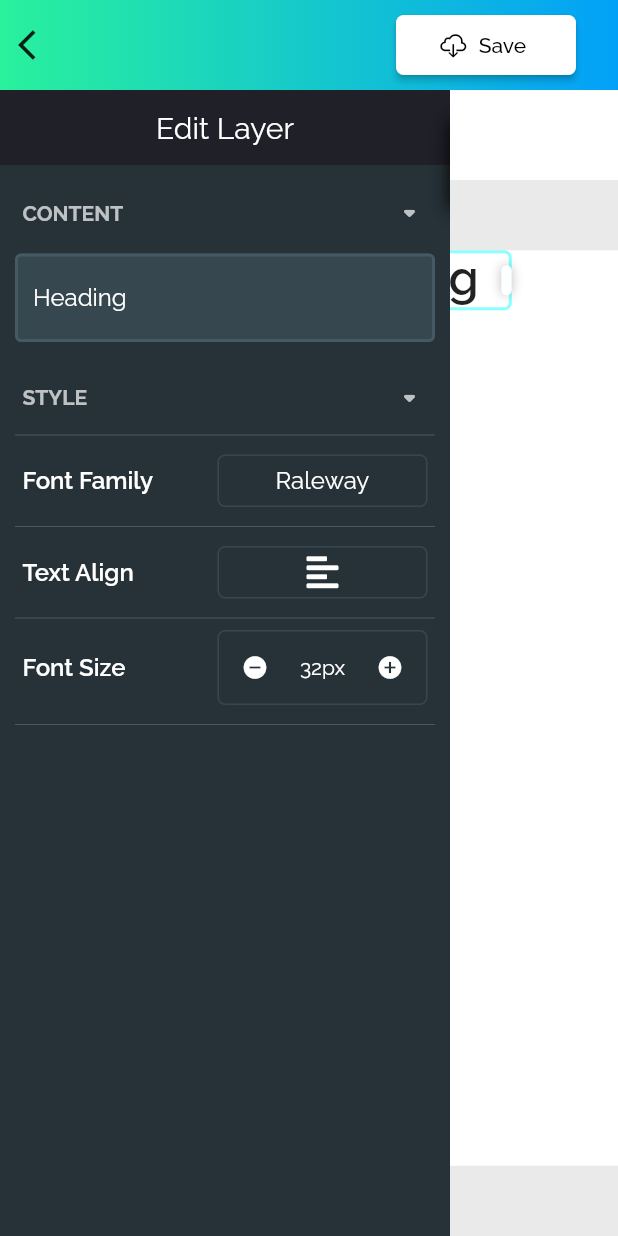
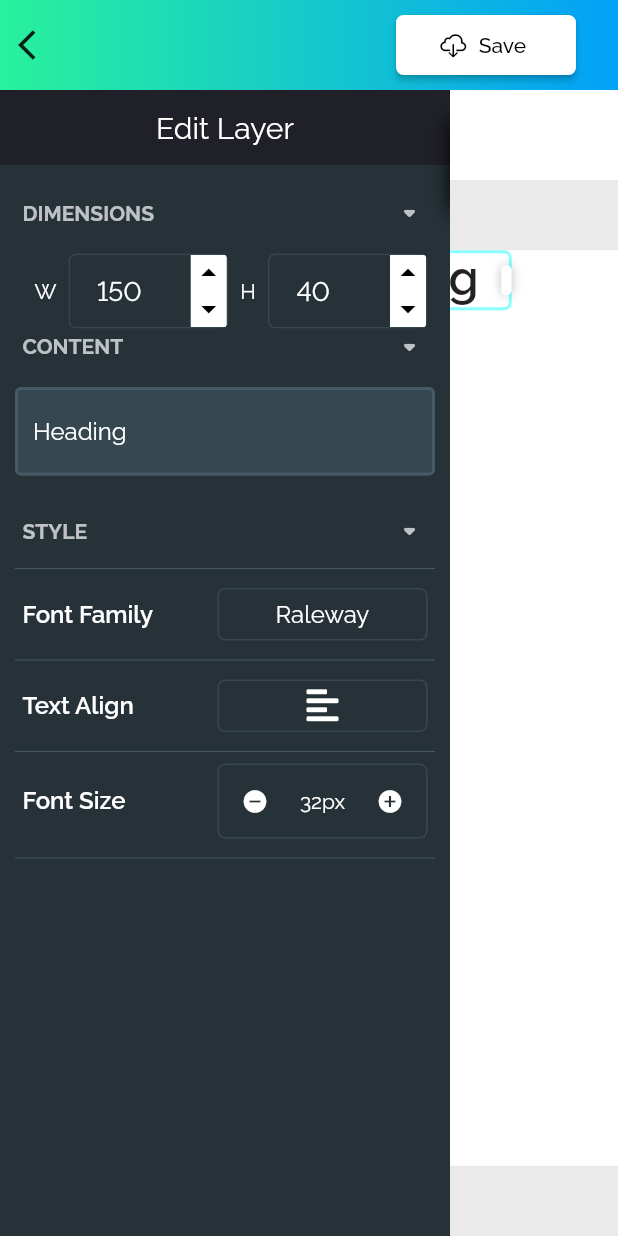
Before and after one commit to wilsonowilson/repaint, a Flutter app: the CreatePage screen opened directly, after a tap on "Heading", on a phone screen of 412 x 824 dp. Run offline on Flutter 3.47's test engine with Material 2 defaults, Android fonts, the phone set to English and light mode, and no system bars; our stand-ins replace bloc, dartz, equatable, file_picker, flutter_bloc, font_awesome_flutter and 2 more; missing offline and left inert: file_selector, layout.

Commit message:
Added size editor

```diff
--- a/lib/components/sidebar/editing_sidebar.dart
+++ b/lib/components/sidebar/editing_sidebar.dart
@@ -2,6 +2,7 @@ import 'package:flutter/material.dart';
 import 'package:repaint/application/cubit/canvas_cubit.dart';
 import 'package:flutter_bloc/flutter_bloc.dart';
 import 'package:repaint/components/sidebar/sidebar_heading.dart';
+import 'package:repaint/components/sidebar/size_editor.dart';
 import 'package:repaint/components/sidebar/text_align_editor.dart';
 import 'package:repaint/components/sidebar/text_content_editor.dart';
 import 'package:repaint/components/sidebar/text_font_editor.dart';
@@ -37,6 +38,12 @@ class TextLayerEditSidebar extends StatelessWidget {
     return Column(
       children: [
         SidebarHeading(
+          title: 'DIMENSIONS',
+          padding: 5,
+        ),
+        SizedBox(height: 15),
+        LayerSizeEditor(),
+        SidebarHeading(
           title: 'CONTENT',
           padding: 5,
         ),
--- /dev/null
+++ b/lib/components/sidebar/size_editor.dart
@@ -0,0 +1,73 @@
+import 'package:flutter/material.dart';
+import 'package:flutter_bloc/flutter_bloc.dart';
+
+import 'package:repaint/application/cubit/canvas_cubit.dart';
+import 'package:repaint/widgets/number_field.dart';
+
+class LayerSizeEditor extends StatelessWidget {
+  @override
+  Widget build(BuildContext context) {
+    final cubit = context.watch<CanvasCubit>();
+    final state = cubit.state;
+    final selectedLayer = state.selectedLayer.fold(() => null, (a) => a);
+    final textLayer = selectedLayer?.data;
+    void _increaseSize(Size e) {
+      final layer = selectedLayer!.data;
+      final editedLayer = layer.copyWith(size: e);
+
+      context.read<CanvasCubit>().editLayer(
+            selectedLayer.copyWith(data: editedLayer),
+          );
+    }
+
+    return Container(
+      padding: EdgeInsets.symmetric(horizontal: 5),
+      child: Row(
+        mainAxisAlignment: MainAxisAlignment.spaceAround,
+        crossAxisAlignment: CrossAxisAlignment.center,
+        children: [
+          Padding(
+            padding: const EdgeInsets.symmetric(horizontal: 8.0),
+            child: Text(
+              'W',
+              style: TextStyle(
+                color: Colors.white,
+              ),
+              textAlign: TextAlign.center,
+            ),
+          ),
+          Expanded(
+            child: NumberField(
+              text: textLayer?.size.width.toInt().toString() ?? '',
+              onValue: (e) {
+                _increaseSize(
+                  textLayer!.size + Offset(e.toDouble(), 0),
+                );
+              },
+            ),
+          ),
+          Padding(
+            padding: const EdgeInsets.symmetric(horizontal: 8.0),
+            child: Text(
+              'H',
+              style: TextStyle(
+                color: Colors.white,
+              ),
+              textAlign: TextAlign.center,
+            ),
+          ),
+          Expanded(
+            child: NumberField(
+              text: textLayer?.size.height.toInt().toString() ?? '',
+              onValue: (e) {
+                _increaseSize(
+                  textLayer!.size + Offset(0, e.toDouble()),
+                );
+              },
+            ),
+          ),
+        ],
+      ),
+    );
+  }
+}
--- a/lib/components/sidebar/text_size_editor.dart
+++ b/lib/components/sidebar/text_size_editor.dart
@@ -63,6 +63,7 @@ class TextSizeEditor extends StatelessWidget {
                 Expanded(
                   child: PopupMenuButton<double>(
                     onSelected: _increaseTextSize,
+                    tooltip: 'Pick a Size',
                     itemBuilder: (e) {
                       return _avalaibleTextSizes
                           .map(
@@ -101,22 +102,6 @@ class TextSizeEditor extends StatelessWidget {
   }
 }
 
-class TextAlignment {
-  TextAlignment(this.align, this.icon);
-  final IconData icon;
-  final TextAlign align;
-
-  @override
-  bool operator ==(Object o) {
-    if (identical(this, o)) return true;
-
-    return o is TextAlignment && o.align == align;
-  }
-
-  @override
-  int get hashCode => icon.hashCode ^ align.hashCode;
-}
-
 const _avalaibleTextSizes = <double>[
   4,
   8,
--- /dev/null
+++ b/lib/widgets/number_field.dart
@@ -0,0 +1,131 @@
+import 'dart:async';
+import 'dart:ui';
+
+import 'package:flutter/material.dart';
+
+class NumberField extends StatelessWidget {
+  const NumberField({
+    Key? key,
+    required this.onValue,
+    required this.text,
+  }) : super(key: key);
+
+  final ValueChanged<double> onValue;
+  final String text;
+
+  @override
+  Widget build(BuildContext context) {
+    return ClipRRect(
+      borderRadius: BorderRadius.circular(5),
+      child: Container(
+        height: 50,
+        decoration: BoxDecoration(
+          borderRadius: BorderRadius.circular(5),
+          border: Border.all(
+            color: Colors.blueGrey.shade800,
+          ),
+        ),
+        alignment: Alignment.center,
+        child: Row(
+          mainAxisAlignment: MainAxisAlignment.spaceBetween,
+          children: [
+            Padding(
+              padding: const EdgeInsets.only(left: 18.0),
+              child: Text(
+                text,
+                style:
+                    TextStyle(color: Colors.white, fontSize: 18, fontFeatures: [
+                  FontFeature.tabularFigures(),
+                  FontFeature.liningFigures(),
+                ]),
+                textAlign: TextAlign.center,
+              ),
+            ),
+            NumberIncrementer(
+              onIncrement: (e) {
+                onValue(e.toDouble());
+              },
+              onDecrement: (e) {
+                onValue(-e.toDouble());
+              },
+            ),
+          ],
+        ),
+      ),
+    );
+  }
+}
+
+class NumberIncrementer extends StatefulWidget {
+  const NumberIncrementer({
+    Key? key,
+    required this.onIncrement,
+    required this.onDecrement,
+  }) : super(key: key);
+  final ValueChanged<int> onIncrement;
+  final ValueChanged<int> onDecrement;
+
+  @override
+  _NumberIncrementerState createState() => _NumberIncrementerState();
+}
+
+class _NumberIncrementerState extends State<NumberIncrementer> {
+  Timer? timer;
+  @override
+  Widget build(BuildContext context) {
+    return Column(
+      children: [
+        Expanded(
+          child: GestureDetector(
+            onTap: () {
+              widget.onIncrement(5);
+            },
+            onTapDown: (TapDownDetails details) {
+              timer = Timer.periodic(Duration(milliseconds: 20), (t) {
+                widget.onIncrement(1);
+              });
+            },
+            onTapUp: (TapUpDetails details) {
+              timer?.cancel();
+            },
+            onTapCancel: () {
+              timer?.cancel();
+            },
+            child: Container(
+              color: Colors.white,
+              child: Icon(
+                Icons.arrow_drop_up,
+                color: Colors.black,
+              ),
+            ),
+          ),
+        ),
+        Expanded(
+          child: GestureDetector(
+            onTap: () {
+              widget.onIncrement(-5);
+            },
+            onTapDown: (TapDownDetails details) {
+              timer = Timer.periodic(Duration(milliseconds: 50), (t) {
+                widget.onDecrement(1);
+              });
+            },
+            onTapUp: (TapUpDetails details) {
+              timer?.cancel();
+            },
+            onTapCancel: () {
+              timer?.cancel();
+            },
+            child: Container(
+              color: Colors.white,
+              child: Icon(
+                Icons.arrow_drop_down,
+                color: Colors.black,
+              ),
+            ),
+          ),
+        ),
+      ],
+    );
+  }
+}
```
Also changed, not shown: lib/widgets/numerical_text_field.dart (+14 -2 lines).
